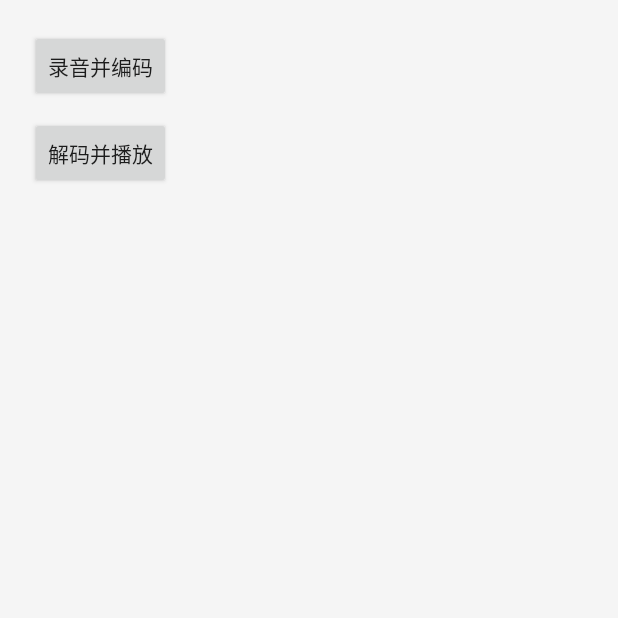
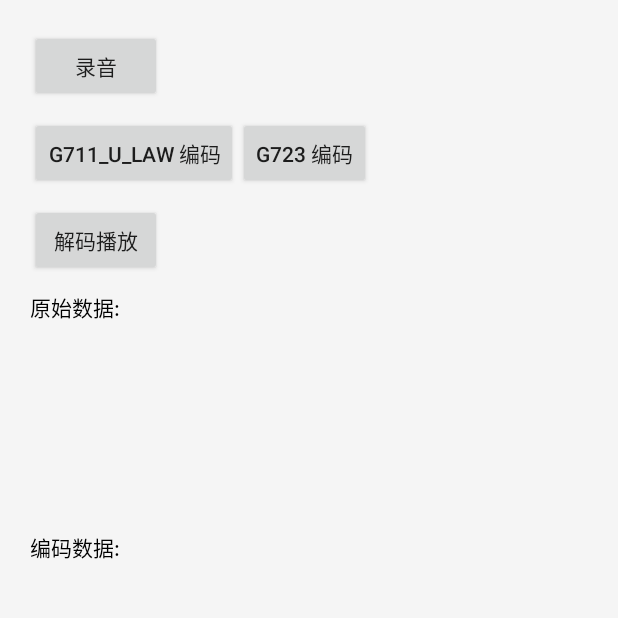
Before and after one commit to yadiq/AndroidAudioCodec, an Android app: the screen it shows after launch (MainActivity), on a phone screen of 412 x 824 dp, the top half of it. Run offline under Robolectric (Android 15) with nearby library versions, the phone set to English and light mode, and no system bars.

Commit message:
显示编码数据

```diff
--- a/app/src/main/res/layout/activity_main.xml
+++ b/app/src/main/res/layout/activity_main.xml
@@ -7,25 +7,53 @@
     android:padding="20dp">
 
     <Button
-        android:id="@+id/btnEncode"
+        android:id="@+id/btnRecord"
         android:layout_width="wrap_content"
         android:layout_height="wrap_content"
-        android:text="录音并编码" />
+        android:text="录音" />
+
+    <LinearLayout
+        android:layout_width="match_parent"
+        android:layout_height="wrap_content"
+        android:orientation="horizontal">
+
+        <Button
+            android:id="@+id/btnEncode1"
+            android:layout_width="wrap_content"
+            android:layout_height="wrap_content"
+            android:layout_marginTop="10dp"
+            android:text="G711_U_LAW 编码" />
+
+        <Button
+            android:id="@+id/btnEncode2"
+            android:layout_width="wrap_content"
+            android:layout_height="wrap_content"
+            android:layout_marginTop="10dp"
+            android:text="G723 编码" />
+
+    </LinearLayout>
 
     <Button
-        android:id="@+id/btnDecode"
-        android:layout_marginTop="10dp"
+        android:id="@+id/btnPlay"
         android:layout_width="wrap_content"
         android:layout_height="wrap_content"
-        android:text="解码并播放" />
+        android:layout_marginTop="10dp"
+        android:text="解码播放" />
 
     <TextView
+        android:id="@+id/tvPcm"
+        android:layout_width="wrap_content"
+        android:layout_height="150dp"
         android:layout_marginTop="10dp"
-        android:id="@+id/tv1"
+        android:textColor="@color/black"
+        android:text="原始数据:" />
+
+    <TextView
+        android:id="@+id/tvEncode"
         android:layout_width="wrap_content"
-        android:layout_height="wrap_content"
+        android:layout_height="150dp"
+        android:layout_marginTop="10dp"
         android:textColor="@color/black"
-        tools:text="测试信息" />
-
+        android:text="编码数据:" />
 
 </LinearLayout>
```
Also changed, not shown: app/src/main/java/com/hqumath/nativedemo/MainActivity.java (+48 -32 lines).
